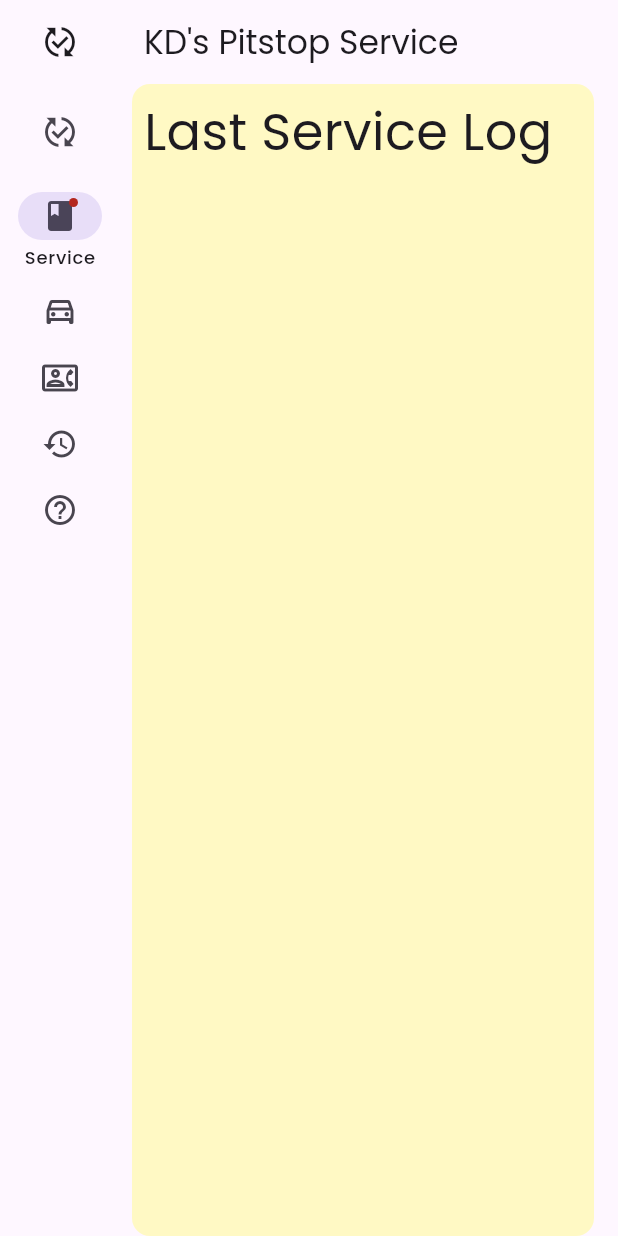
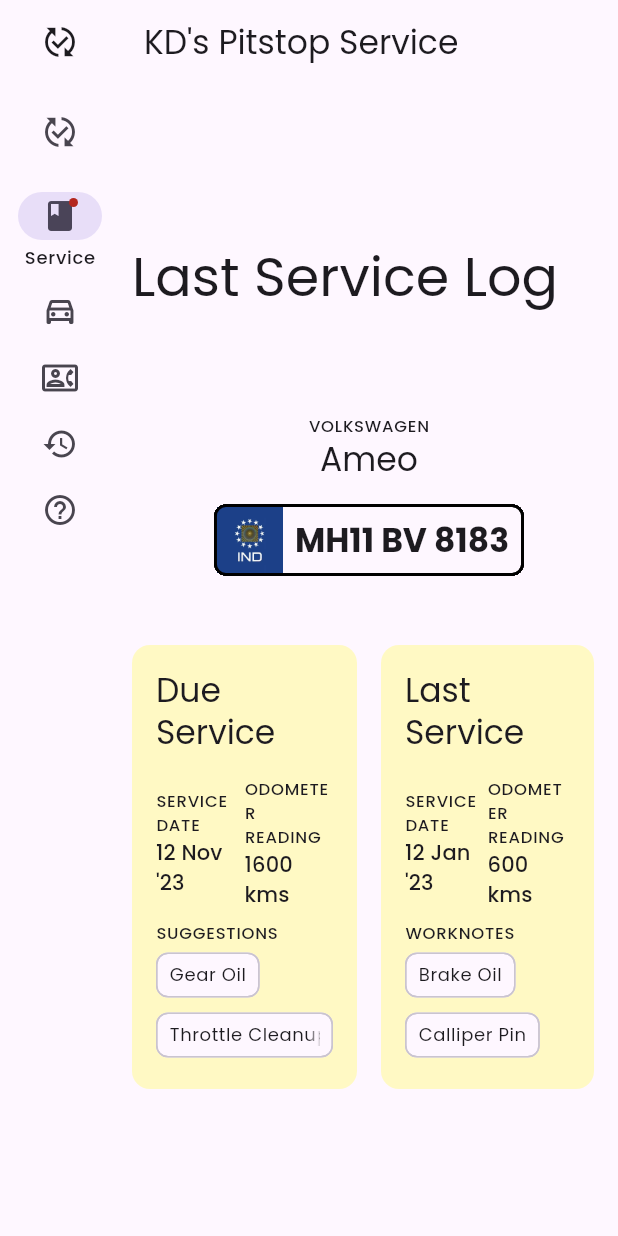
Before and after one commit to omkartapale/pitstop_service, a Flutter app: the screen it shows after launch, on a phone screen of 412 x 824 dp. Run offline on Flutter 3.47's test engine with Material 3 defaults, Android fonts, the phone set to English and light mode, and no system bars; our stand-ins replace google_fonts.

Commit message:
feat (UI): Home screen
- Move Home screen to StatelessWidget in separate file
- Create UI for Last Service Log screen with last service and due information
- Add number plate ind logo asset

```diff
--- a/lib/app.dart
+++ b/lib/app.dart
@@ -2,6 +2,7 @@ import 'package:flutter/material.dart';
 import 'package:pitstop_service/pages/about.dart';
 import 'package:pitstop_service/pages/contact.dart';
 import 'package:pitstop_service/pages/history.dart';
+import 'package:pitstop_service/pages/last_service.dart';
 
 class ServiceApp extends StatefulWidget {
   const ServiceApp({super.key});
@@ -15,20 +16,7 @@ class _ServiceAppState extends State<ServiceApp> {
   // Only the content associated with the selected tab is displayed on the screen
   final List<Widget> _mainContents = [
     // Content for Home tab
-    Card(
-      color: Colors.yellow.shade100,
-      shadowColor: Colors.transparent,
-      margin: const EdgeInsets.only(left: 8.0, right: 16.0),
-      child: Container(
-        padding: const EdgeInsets.all(8),
-        child: const SizedBox.expand(
-          child: Text(
-            'Last Service Log',
-            style: TextStyle(fontSize: 34),
-          ),
-        ),
-      ),
-    ),
+    const LastService(),
 
     // Content for Vehicle Information tab
     Card(
--- /dev/null
+++ b/lib/pages/last_service.dart
@@ -0,0 +1,223 @@
+import 'package:flutter/material.dart';
+
+class LastService extends StatelessWidget {
+  const LastService({super.key});
+
+  @override
+  Widget build(BuildContext context) {
+    return SingleChildScrollView(
+      child: Column(
+        crossAxisAlignment: CrossAxisAlignment.start,
+        children: [
+          Container(
+            padding: const EdgeInsets.all(8),
+            child: Text(
+              'Last Service Log',
+              style: Theme.of(context).textTheme.displaySmall,
+            ),
+          ),
+          const SizedBox(height: 16.0),
+          SizedBox(
+            width: double.infinity,
+            height: 200.0,
+            child: Column(
+              mainAxisAlignment: MainAxisAlignment.center,
+              children: [
+                Text('Volkswagen'.toUpperCase(),
+                    style: Theme.of(context).textTheme.labelSmall),
+                Text('Ameo', style: Theme.of(context).textTheme.titleLarge),
+                const SizedBox(height: 16.0),
+                Chip(
+                  clipBehavior: Clip.hardEdge,
+                  padding: const EdgeInsets.all(0.0),
+                  side: const BorderSide(width: 2.0),
+                  labelStyle: Theme.of(context)
+                      .textTheme
+                      .titleLarge!
+                      .copyWith(fontWeight: FontWeight.bold),
+                  labelPadding: const EdgeInsets.symmetric(
+                      horizontal: 8.0, vertical: 6.0),
+                  label: const Text('MH11 BV 8183'),
+                  avatar: Image.asset(
+                    'assets/number_plate_ind_logo.webp',
+                    // fit: BoxFit.contain,
+                  ),
+                ),
+              ],
+            ),
+          ),
+          Row(
+            children: [
+              Expanded(
+                flex: 1,
+                child: Card(
+                  color: Colors.yellow.shade100,
+                  shadowColor: Colors.transparent,
+                  margin: const EdgeInsets.only(left: 8.0, right: 8.0),
+                  child: Container(
+                    padding: const EdgeInsets.all(16.0),
+                    child: Column(
+                      crossAxisAlignment: CrossAxisAlignment.start,
+                      children: [
+                        Text(
+                          'Due Service',
+                          style: Theme.of(context).textTheme.titleLarge,
+                        ),
+                        const SizedBox(height: 16.0),
+                        Row(
+                          children: [
+                            Expanded(
+                              flex: 1,
+                              child: Column(
+                                crossAxisAlignment: CrossAxisAlignment.start,
+                                children: [
+                                  Text(
+                                    'Service Date'.toUpperCase(),
+                                    style:
+                                        Theme.of(context).textTheme.labelSmall,
+                                  ),
+                                  Text(
+                                    '12 Nov \'23',
+                                    style:
+                                        Theme.of(context).textTheme.titleSmall,
+                                  ),
+                                ],
+                              ),
+                            ),
+                            Expanded(
+                              flex: 1,
+                              child: Column(
+                                crossAxisAlignment: CrossAxisAlignment.start,
+                                children: [
+                                  Text(
+                                    'Odometer Reading'.toUpperCase(),
+                                    style:
+                                        Theme.of(context).textTheme.labelSmall,
+                                  ),
+                                  Text(
+                                    '1600 kms',
+                                    style:
+                                        Theme.of(context).textTheme.titleSmall,
+                                  ),
+                                ],
+                              ),
+                            ),
+                          ],
+                        ),
+                        const SizedBox(height: 8.0),
+                        Text(
+                          'Suggestions'.toUpperCase(),
+                          style: Theme.of(context).textTheme.labelSmall,
+                        ),
+                        OverflowBar(
+                          spacing: 8.0,
+                          children: [
+                            Chip(
+                              visualDensity: VisualDensity.compact,
+                              padding: const EdgeInsets.all(0.0),
+                              labelStyle: Theme.of(context).textTheme.bodySmall,
+                              label: const Text('Gear Oil'),
+                            ),
+                            Chip(
+                              visualDensity: VisualDensity.compact,
+                              padding: const EdgeInsets.all(0.0),
+                              labelStyle: Theme.of(context).textTheme.bodySmall,
+                              label: const Text('Throttle Cleanup'),
+                            ),
+                          ],
+                        )
+                      ],
+                    ),
+                  ),
+                ),
+              ),
+              Expanded(
+                flex: 1,
+                child: Card(
+                  color: Colors.yellow.shade100,
+                  shadowColor: Colors.transparent,
+                  margin: const EdgeInsets.only(left: 8.0, right: 16.0),
+                  child: Container(
+                    padding: const EdgeInsets.all(16.0),
+                    child: Column(
+                      crossAxisAlignment: CrossAxisAlignment.start,
+                      children: [
+                        Text(
+                          'Last Service',
+                          style: Theme.of(context).textTheme.titleLarge,
+                        ),
+                        const SizedBox(height: 16.0),
+                        Row(
+                          children: [
+                            Expanded(
+                              flex: 1,
+                              child: Column(
+                                crossAxisAlignment: CrossAxisAlignment.start,
+                                children: [
+                                  Text(
+                                    'Service Date'.toUpperCase(),
+                                    style:
+                                        Theme.of(context).textTheme.labelSmall,
+                                  ),
+                                  Text(
+                                    '12 Jan \'23',
+                                    style:
+                                        Theme.of(context).textTheme.titleSmall,
+                                  ),
+                                ],
+                              ),
+                            ),
+                            Expanded(
+                              flex: 1,
+                              child: Column(
+                                crossAxisAlignment: CrossAxisAlignment.start,
+                                children: [
+                                  Text(
+                                    'Odometer Reading'.toUpperCase(),
+                                    style:
+                                        Theme.of(context).textTheme.labelSmall,
+                                  ),
+                                  Text(
+                                    '600 kms',
+                                    style:
+                                        Theme.of(context).textTheme.titleSmall,
+                                  ),
+                                ],
+                              ),
+                            ),
+                          ],
+                        ),
+                        const SizedBox(height: 8.0),
+                        Text(
+                          'Worknotes'.toUpperCase(),
+                          style: Theme.of(context).textTheme.labelSmall,
+                        ),
+                        OverflowBar(
+                          spacing: 8.0,
+                          children: [
+                            Chip(
+                              visualDensity: VisualDensity.compact,
+                              padding: const EdgeInsets.all(0.0),
+                              labelStyle: Theme.of(context).textTheme.bodySmall,
+                              label: const Text('Brake Oil'),
+                            ),
+                            Chip(
+                              visualDensity: VisualDensity.compact,
+                              padding: const EdgeInsets.all(0.0),
+                              labelStyle: Theme.of(context).textTheme.bodySmall,
+                              label: const Text('Calliper Pin'),
+                            ),
+                          ],
+                        )
+                      ],
+                    ),
+                  ),
+                ),
+              ),
+            ],
+          ),
+        ],
+      ),
+    );
+  }
+}
--- a/pubspec.yaml
+++ b/pubspec.yaml
@@ -18,3 +18,6 @@ dev_dependencies:
 
 flutter:
   uses-material-design: true
+  assets:
+    # Add assets from the directory to the application.
+    - assets/
```
Also changed, not shown: assets/number_plate_ind_logo.webp (added).
